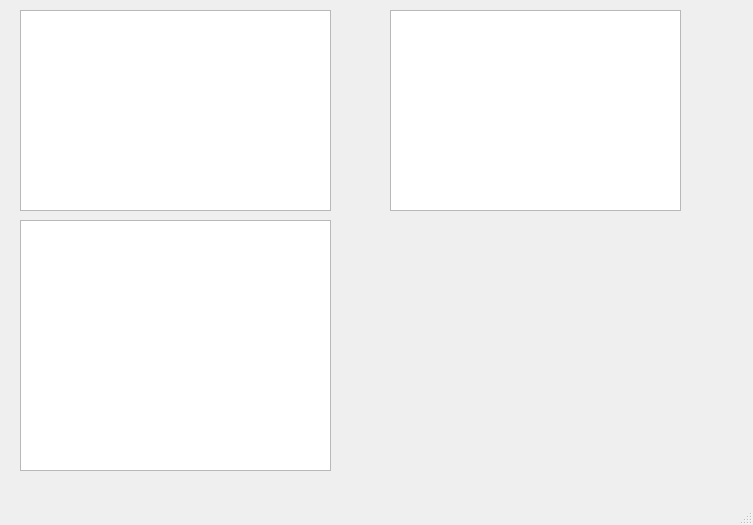
Old version of the form server.ui in the repository ElderPolokus/Server_PC_resources.
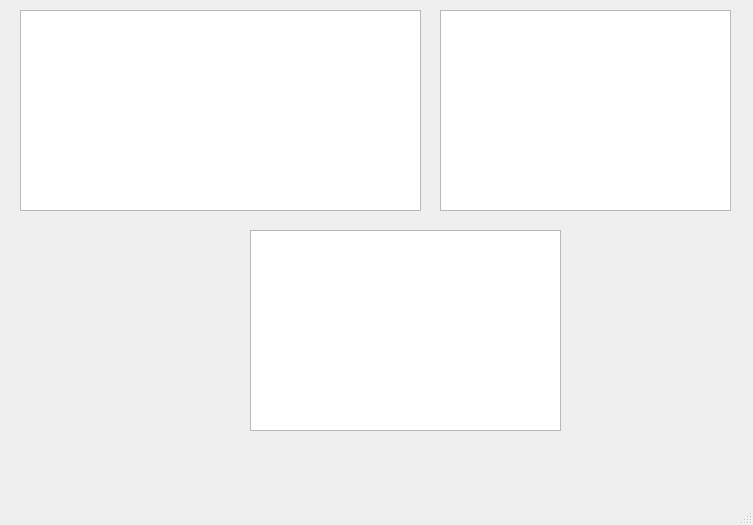
New version of the form.

```diff
--- a/server.ui
+++ b/server.ui
@@ -17,8 +17,8 @@
    <widget class="QTextEdit" name="m_ptxt">
     <property name="geometry">
      <rect>
-      <x>20</x>
-      <y>10</y>
+      <x>250</x>
+      <y>230</y>
       <width>311</width>
       <height>201</height>
      </rect>
@@ -27,29 +27,26 @@
      <bool>true</bool>
     </property>
    </widget>
-   <widget class="QTextEdit" name="infoTxt">
-    <property name="geometry">
-     <rect>
-      <x>20</x>
-      <y>220</y>
-      <width>311</width>
-      <height>251</height>
-     </rect>
-    </property>
-    <property name="readOnly">
-     <bool>true</bool>
-    </property>
-   </widget>
    <widget class="QTableView" name="infoView">
     <property name="geometry">
      <rect>
-      <x>390</x>
+      <x>440</x>
       <y>10</y>
       <width>291</width>
       <height>201</height>
      </rect>
     </property>
    </widget>
+   <widget class="QTableView" name="resourcesView">
+    <property name="geometry">
+     <rect>
+      <x>20</x>
+      <y>10</y>
+      <width>401</width>
+      <height>201</height>
+     </rect>
+    </property>
+   </widget>
   </widget>
   <widget class="QMenuBar" name="menubar">
    <property name="geometry">
```
